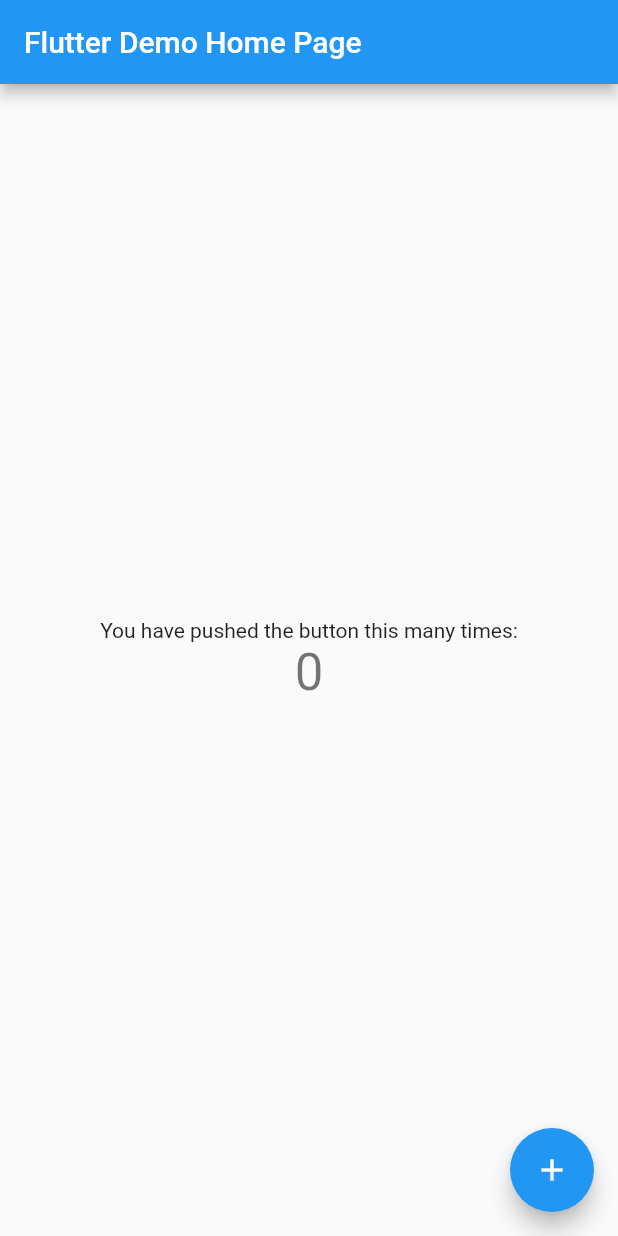
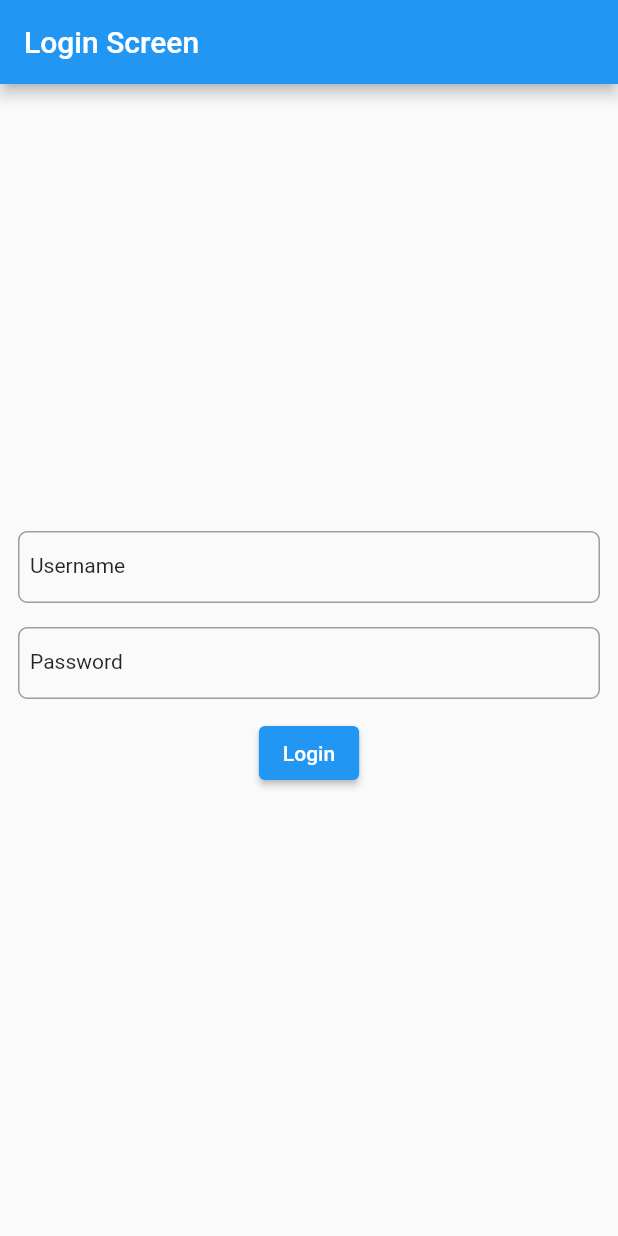
Before and after one commit to manil-123/clean-code-with-test-driven-development, a Flutter app: the screen it shows after launch, on a phone screen of 412 x 824 dp. Run offline on Flutter 3.47's test engine with Material 2 defaults, Android fonts, the phone set to English and light mode, and no system bars.

Commit message:
necessary package added.

```diff
--- a/analysis_options.yaml
+++ b/analysis_options.yaml
@@ -22,6 +22,7 @@ linter:
   # `// ignore_for_file: name_of_lint` syntax on the line or in the file
   # producing the lint.
   rules:
+      prefer_const_constructors : false
     # avoid_print: false  # Uncomment to disable the `avoid_print` rule
     # prefer_single_quotes: true  # Uncomment to enable the `prefer_single_quotes` rule
 
--- /dev/null
+++ b/lib/core/router/app_router.dart
@@ -0,0 +1,18 @@
+import 'package:ecom_clean_code/features/login/presentation/pages/login_screen.dart';
+import 'package:ecom_clean_code/splash_screen.dart';
+import 'package:flutter/material.dart';
+
+class AppRouter {
+  MaterialPageRoute onGenerateRoute(RouteSettings routeSettings) {
+    switch (routeSettings.name) {
+      case LoginScreen.route:
+        return MaterialPageRoute(
+          builder: (_) => const LoginScreen(),
+        );
+      default:
+        return MaterialPageRoute(
+          builder: (_) => const SplashScreen(),
+        );
+    }
+  }
+}
--- /dev/null
+++ b/lib/core/widgets/custom_text_field.dart
@@ -0,0 +1,78 @@
+import 'package:flutter/material.dart';
+
+class CustomTextFormField extends StatelessWidget {
+  final TextEditingController? controller;
+  final String? labelText;
+  final TextInputType? keyboardType;
+  final String? Function(String?)? validator;
+  final bool? readOnly;
+  final bool? enabled;
+  final bool? obsecure;
+  const CustomTextFormField({
+    Key? key,
+    this.controller,
+    this.labelText,
+    this.keyboardType,
+    this.validator,
+    this.readOnly,
+    this.enabled,
+    this.obsecure,
+  }) : super(key: key);
+
+  @override
+  Widget build(BuildContext context) {
+    return TextFormField(
+      controller: controller,
+      keyboardType: keyboardType ?? TextInputType.name,
+      readOnly: readOnly ?? false,
+      enabled: enabled ?? true,
+      obscureText: obsecure ?? false,
+      style: TextStyle(fontSize: 16),
+      decoration: InputDecoration(
+        labelText: labelText,
+        border: OutlineInputBorder(),
+        labelStyle: TextStyle(
+          color: Colors.black.withOpacity(0.85),
+          fontSize: 14,
+        ),
+        contentPadding: EdgeInsets.symmetric(vertical: 0, horizontal: 8),
+        enabledBorder: OutlineInputBorder(
+          borderRadius: BorderRadius.circular(6.0),
+          borderSide: BorderSide(
+            color: Colors.grey,
+            width: 1.0,
+          ),
+        ),
+        focusedBorder: OutlineInputBorder(
+          borderRadius: BorderRadius.circular(6.0),
+          borderSide: BorderSide(
+            color: Colors.grey,
+            width: 1.0,
+          ),
+        ),
+        errorBorder: OutlineInputBorder(
+          borderRadius: BorderRadius.circular(6.0),
+          borderSide: BorderSide(
+            color: Colors.red,
+            width: 1.0,
+          ),
+        ),
+        disabledBorder: OutlineInputBorder(
+          borderRadius: BorderRadius.circular(6.0),
+          borderSide: BorderSide(
+            color: Colors.grey,
+            width: 1.0,
+          ),
+        ),
+        focusedErrorBorder: OutlineInputBorder(
+          borderRadius: BorderRadius.circular(6.0),
+          borderSide: BorderSide(
+            color: Colors.red,
+            width: 1.0,
+          ),
+        ),
+      ),
+      validator: validator,
+    );
+  }
+}
--- /dev/null
+++ b/lib/features/login/presentation/pages/login_screen.dart
@@ -0,0 +1,68 @@
+import 'package:ecom_clean_code/core/widgets/custom_text_field.dart';
+import 'package:flutter/material.dart';
+
+class LoginScreen extends StatefulWidget {
+  static const String route = '/loginScreen';
+  const LoginScreen({super.key});
+
+  @override
+  State<LoginScreen> createState() => _LoginScreenState();
+}
+
+class _LoginScreenState extends State<LoginScreen> {
+  final _usernameController = TextEditingController();
+  final _passwordController = TextEditingController();
+  final _formKey = GlobalKey<FormState>();
+
+  @override
+  Widget build(BuildContext context) {
+    return Scaffold(
+      appBar: AppBar(
+        title: Text('Login Screen'),
+      ),
+      body: Padding(
+        padding: EdgeInsets.all(12.0),
+        child: Form(
+          key: _formKey,
+          child: Column(
+            mainAxisAlignment: MainAxisAlignment.center,
+            children: [
+              CustomTextFormField(
+                controller: _usernameController,
+                labelText: "Username",
+                keyboardType: TextInputType.name,
+                validator: (String? username) {
+                  if (username!.isEmpty) {
+                    return "User name cannot be empty";
+                  }
+                  return null;
+                },
+              ),
+              SizedBox(
+                height: 16,
+              ),
+              CustomTextFormField(
+                controller: _passwordController,
+                labelText: "Password",
+                obsecure: true,
+                validator: (String? username) {
+                  if (username!.isEmpty) {
+                    return "Password cannot be empty";
+                  }
+                  return null;
+                },
+              ),
+              SizedBox(
+                height: 12,
+              ),
+              ElevatedButton(
+                onPressed: () {},
+                child: Text('Login'),
+              )
+            ],
+          ),
+        ),
+      ),
+    );
+  }
+}
--- a/lib/main.dart
+++ b/lib/main.dart
@@ -1,115 +1,23 @@
+import 'package:ecom_clean_code/core/router/app_router.dart';
 import 'package:flutter/material.dart';
 
 void main() {
-  runApp(const MyApp());
+  runApp(MyApp());
 }
 
 class MyApp extends StatelessWidget {
-  const MyApp({super.key});
+  MyApp({super.key});
+  final AppRouter _appRouter = AppRouter();
 
-  // This widget is the root of your application.
   @override
   Widget build(BuildContext context) {
     return MaterialApp(
       title: 'Flutter Demo',
+      debugShowCheckedModeBanner: false,
       theme: ThemeData(
-        // This is the theme of your application.
-        //
-        // Try running your application with "flutter run". You'll see the
-        // application has a blue toolbar. Then, without quitting the app, try
-        // changing the primarySwatch below to Colors.green and then invoke
-        // "hot reload" (press "r" in the console where you ran "flutter run",
-        // or simply save your changes to "hot reload" in a Flutter IDE).
-        // Notice that the counter didn't reset back to zero; the application
-        // is not restarted.
         primarySwatch: Colors.blue,
       ),
-      home: const MyHomePage(title: 'Flutter Demo Home Page'),
+      onGenerateRoute: _appRouter.onGenerateRoute,
     );
   }
 }
-
-class MyHomePage extends StatefulWidget {
-  const MyHomePage({super.key, required this.title});
-
-  // This widget is the home page of your application. It is stateful, meaning
-  // that it has a State object (defined below) that contains fields that affect
-  // how it looks.
-
-  // This class is the configuration for the state. It holds the values (in this
-  // case the title) provided by the parent (in this case the App widget) and
-  // used by the build method of the State. Fields in a Widget subclass are
-  // always marked "final".
-
-  final String title;
-
-  @override
-  State<MyHomePage> createState() => _MyHomePageState();
-}
-
-class _MyHomePageState extends State<MyHomePage> {
-  int _counter = 0;
-
-  void _incrementCounter() {
-    setState(() {
-      // This call to setState tells the Flutter framework that something has
-      // changed in this State, which causes it to rerun the build method below
-      // so that the display can reflect the updated values. If we changed
-      // _counter without calling setState(), then the build method would not be
-      // called again, and so nothing would appear to happen.
-      _counter++;
-    });
-  }
-
-  @override
-  Widget build(BuildContext context) {
-    // This method is rerun every time setState is called, for instance as done
-    // by the _incrementCounter method above.
-    //
-    // The Flutter framework has been optimized to make rerunning build methods
-    // fast, so that you can just rebuild anything that needs updating rather
-    // than having to individually change instances of widgets.
-    return Scaffold(
-      appBar: AppBar(
-        // Here we take the value from the MyHomePage object that was created by
-        // the App.build method, and use it to set our appbar title.
-        title: Text(widget.title),
-      ),
-      body: Center(
-        // Center is a layout widget. It takes a single child and positions it
-        // in the middle of the parent.
-        child: Column(
-          // Column is also a layout widget. It takes a list of children and
-          // arranges them vertically. By default, it sizes itself to fit its
-          // children horizontally, and tries to be as tall as its parent.
-          //
-          // Invoke "debug painting" (press "p" in the console, choose the
-          // "Toggle Debug Paint" action from the Flutter Inspector in Android
-          // Studio, or the "Toggle Debug Paint" command in Visual Studio Code)
-          // to see the wireframe for each widget.
-          //
-          // Column has various properties to control how it sizes itself and
-          // how it positions its children. Here we use mainAxisAlignment to
-          // center the children vertically; the main axis here is the vertical
-          // axis because Columns are vertical (the cross axis would be
-          // horizontal).
-          mainAxisAlignment: MainAxisAlignment.center,
-          children: <Widget>[
-            const Text(
-              'You have pushed the button this many times:',
-            ),
-            Text(
-              '$_counter',
-              style: Theme.of(context).textTheme.headline4,
-            ),
-          ],
-        ),
-      ),
-      floatingActionButton: FloatingActionButton(
-        onPressed: _incrementCounter,
-        tooltip: 'Increment',
-        child: const Icon(Icons.add),
-      ), // This trailing comma makes auto-formatting nicer for build methods.
-    );
-  }
-}
--- /dev/null
+++ b/lib/splash_screen.dart
@@ -0,0 +1,33 @@
+import 'package:ecom_clean_code/features/login/presentation/pages/login_screen.dart';
+import 'package:flutter/material.dart';
+
+class SplashScreen extends StatefulWidget {
+  static const String route = '/';
+  const SplashScreen({super.key});
+
+  @override
+  State<SplashScreen> createState() => _SplashScreenState();
+}
+
+class _SplashScreenState extends State<SplashScreen> {
+  @override
+  void initState() {
+    super.initState();
+    _navigateToNextScreen();
+  }
+
+  void _navigateToNextScreen() {
+    Future.delayed(const Duration(milliseconds: 2000), () {
+      Navigator.of(context).pushReplacementNamed(LoginScreen.route);
+    });
+  }
+
+  @override
+  Widget build(BuildContext context) {
+    return Scaffold(
+      body: Center(
+        child: Text('Splash Screen'),
+      ),
+    );
+  }
+}
```
Also changed, not shown: pubspec.yaml (+18 -0 lines), pubspec.lock, 1 other file.
